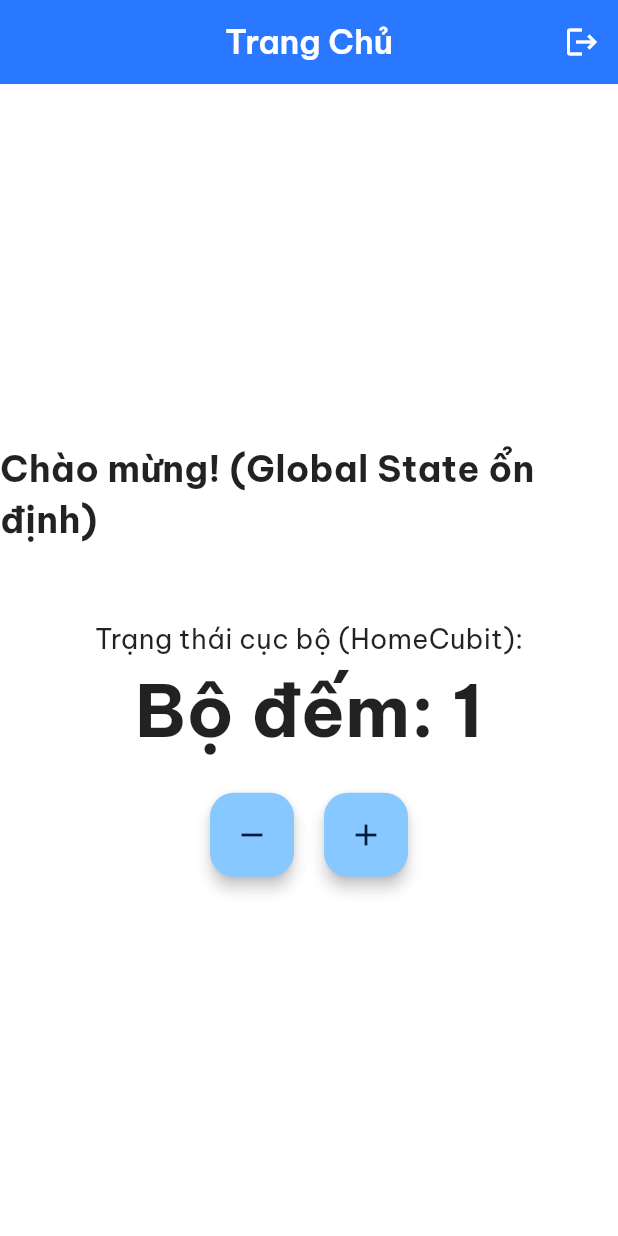
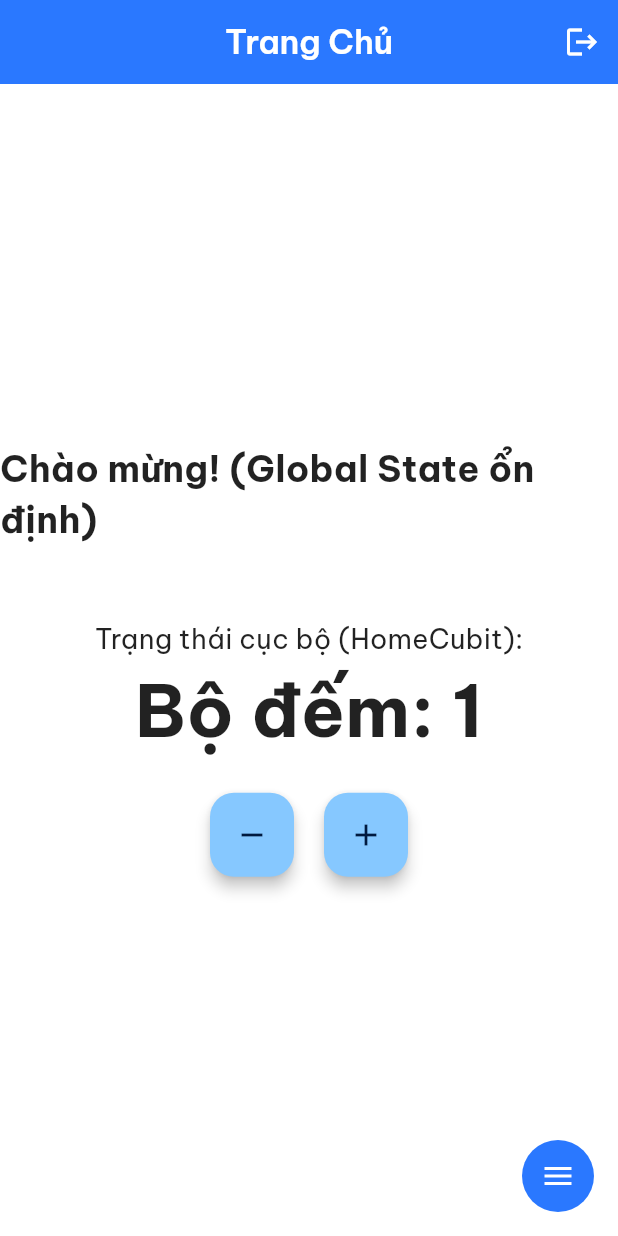
Before and after one commit to bathanhdev/clarityrms, a Flutter app: the HomePage screen opened by its route, after a tap on the "add" icon, on a phone screen of 412 x 824 dp. Run offline on Flutter 3.47's test engine with Material 3 defaults, Android fonts, the phone set to English and light mode, and no system bars; drawn by our look-alikes of toastification; our stand-ins replace bloc, connectivity_plus, dio, envied, equatable, firebase_auth and 12 more; missing offline and left inert: flutter_facebook_auth, shorebird_code_push; accounts and stored records are empty; generated files the repository leaves out were written again.

Commit message:
feat: add FlowMenu widget and integrate it into HomePage
Co-authored-by: Copilot <copilot@github.com>

```diff
--- a/lib/features/home/presentation/pages/home_page.dart
+++ b/lib/features/home/presentation/pages/home_page.dart
@@ -5,6 +5,7 @@ import 'package:flutter_bloc/flutter_bloc.dart';
 import 'package:clarityrms/core/global_state/auth/auth_cubit.dart';
 import 'package:clarityrms/features/home/presentation/cubit/home_cubit.dart';
 import 'package:clarityrms/features/home/presentation/cubit/home_state.dart';
+import 'package:clarityrms/shared/widgets/flow_menu.dart';
 
 class HomePage extends StatelessWidget {
   const HomePage({super.key});
@@ -30,6 +31,25 @@ class HomePage extends StatelessWidget {
               icon: const Icon(Icons.logout),
               onPressed: () => _performLogout(context),
               tooltip: 'Đăng xuất',
+            ),
+          ],
+        ),
+        floatingActionButton: FlowMenu(
+          actions: [
+            FlowMenuAction(
+              icon: const Icon(Icons.camera),
+              onPressed: () {},
+              tooltip: 'Camera',
+            ),
+            FlowMenuAction(
+              icon: const Icon(Icons.photo),
+              onPressed: () {},
+              tooltip: 'Ảnh',
+            ),
+            FlowMenuAction(
+              icon: const Icon(Icons.video_call),
+              onPressed: () {},
+              tooltip: 'Video',
             ),
           ],
         ),
--- /dev/null
+++ b/lib/shared/widgets/flow_menu.dart
@@ -0,0 +1,172 @@
+import 'package:clarityrms/core/constants/app_durations.dart';
+import 'package:clarityrms/core/ui/app_dimensions.dart';
+import 'package:clarityrms/core/ui/app_radius.dart';
+import 'package:clarityrms/core/ui/app_spacing.dart';
+import 'package:flutter/material.dart';
+
+class FlowMenuAction {
+  const FlowMenuAction({
+    required this.icon,
+    required this.onPressed,
+    this.tooltip,
+    this.backgroundColor,
+    this.foregroundColor,
+  });
+
+  final Widget icon;
+  final VoidCallback onPressed;
+  final String? tooltip;
+  final Color? backgroundColor;
+  final Color? foregroundColor;
+}
+
+class _FlowMenuDelegate extends FlowDelegate {
+  final Animation<double> animation;
+  final double itemSpacing;
+  final double anchorOffset;
+
+  _FlowMenuDelegate({
+    required this.animation,
+    required this.itemSpacing,
+    required this.anchorOffset,
+  }) : super(repaint: animation);
+
+  @override
+  void paintChildren(FlowPaintingContext context) {
+    final double x = context.size.width - anchorOffset;
+    final double y = context.size.height - anchorOffset;
+
+    for (int i = 0; i < context.childCount; i++) {
+      final isLastItem = i == context.childCount - 1;
+      final double space = isLastItem
+          ? AppSpacing.none
+          : (i + 1) * itemSpacing * animation.value;
+
+      context.paintChild(
+        i,
+        transform: Matrix4.translationValues(x, y - space, 0),
+      );
+    }
+  }
+
+  @override
+  bool shouldRepaint(_FlowMenuDelegate oldDelegate) =>
+      animation != oldDelegate.animation;
+}
+
+class FlowMenu extends StatefulWidget {
+  const FlowMenu({
+    super.key,
+    required this.actions,
+    this.mainButtonTooltip = 'Menu',
+    this.mainButtonBackgroundColor,
+    this.mainButtonForegroundColor,
+    this.mainButtonIcon,
+    this.buttonSize = AppDimensions.buttonHeightMd,
+    this.iconSize = AppDimensions.iconSizeMd,
+    this.itemSpacing = AppDimensions.buttonHeightMd + AppSpacing.md,
+    this.anchorOffset = AppDimensions.buttonHeightMd,
+  });
+
+  final List<FlowMenuAction> actions;
+  final String mainButtonTooltip;
+  final Color? mainButtonBackgroundColor;
+  final Color? mainButtonForegroundColor;
+  final Widget? mainButtonIcon;
+  final double buttonSize;
+  final double iconSize;
+  final double itemSpacing;
+  final double anchorOffset;
+
+  @override
+  State<FlowMenu> createState() => _FlowMenuState();
+}
+
+class _FlowMenuState extends State<FlowMenu>
+    with SingleTickerProviderStateMixin {
+  late final AnimationController _controller;
+
+  @override
+  void initState() {
+    super.initState();
+    _controller = AnimationController(
+      duration: AppDurations.fastAnimation,
+      vsync: this,
+    );
+  }
+
+  @override
+  void dispose() {
+    _controller.dispose();
+    super.dispose();
+  }
+
+  Widget _buildActionButton({
+    required Widget icon,
+    required VoidCallback onPressed,
+    required Color backgroundColor,
+    Color? foregroundColor,
+    String? tooltip,
+  }) {
+    return IconButton(
+      onPressed: onPressed,
+      icon: IconTheme.merge(
+        data: IconThemeData(size: widget.iconSize, color: foregroundColor),
+        child: icon,
+      ),
+      tooltip: tooltip,
+      style: ButtonStyle(
+        fixedSize: WidgetStatePropertyAll(Size.square(widget.buttonSize)),
+        backgroundColor: WidgetStatePropertyAll(backgroundColor),
+        shape: WidgetStatePropertyAll(
+          RoundedRectangleBorder(borderRadius: AppRadius.borderRadiusCircular),
+        ),
+      ),
+    );
+  }
+
+  void _toggleMenu() {
+    if (_controller.isDismissed) {
+      _controller.forward();
+    } else {
+      _controller.reverse();
+    }
+  }
+
+  @override
+  Widget build(BuildContext context) {
+    final colors = Theme.of(context).colorScheme;
+    return Flow(
+      delegate: _FlowMenuDelegate(
+        animation: _controller,
+        itemSpacing: widget.itemSpacing,
+        anchorOffset: widget.anchorOffset,
+      ),
+      children: [
+        ...widget.actions.map(
+          (action) => _buildActionButton(
+            icon: action.icon,
+            onPressed: action.onPressed,
+            backgroundColor: action.backgroundColor ?? colors.surface,
+            foregroundColor: action.foregroundColor ?? colors.onSurface,
+            tooltip: action.tooltip,
+          ),
+        ),
+        _buildActionButton(
+          icon:
+              widget.mainButtonIcon ??
+              AnimatedIcon(
+                icon: AnimatedIcons.menu_close,
+                color: colors.onPrimary,
+                size: widget.iconSize,
+                progress: _controller,
+              ),
+          onPressed: _toggleMenu,
+          backgroundColor: widget.mainButtonBackgroundColor ?? colors.primary,
+          foregroundColor: widget.mainButtonForegroundColor ?? colors.onPrimary,
+          tooltip: widget.mainButtonTooltip,
+        ),
+      ],
+    );
+  }
+}
```
